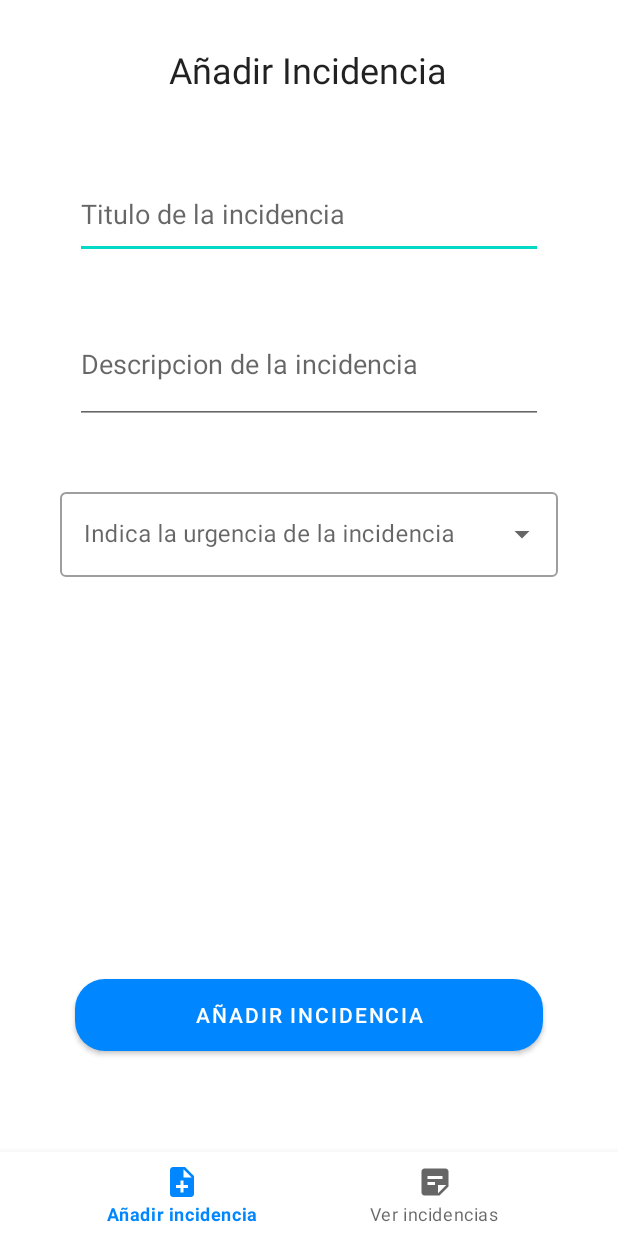
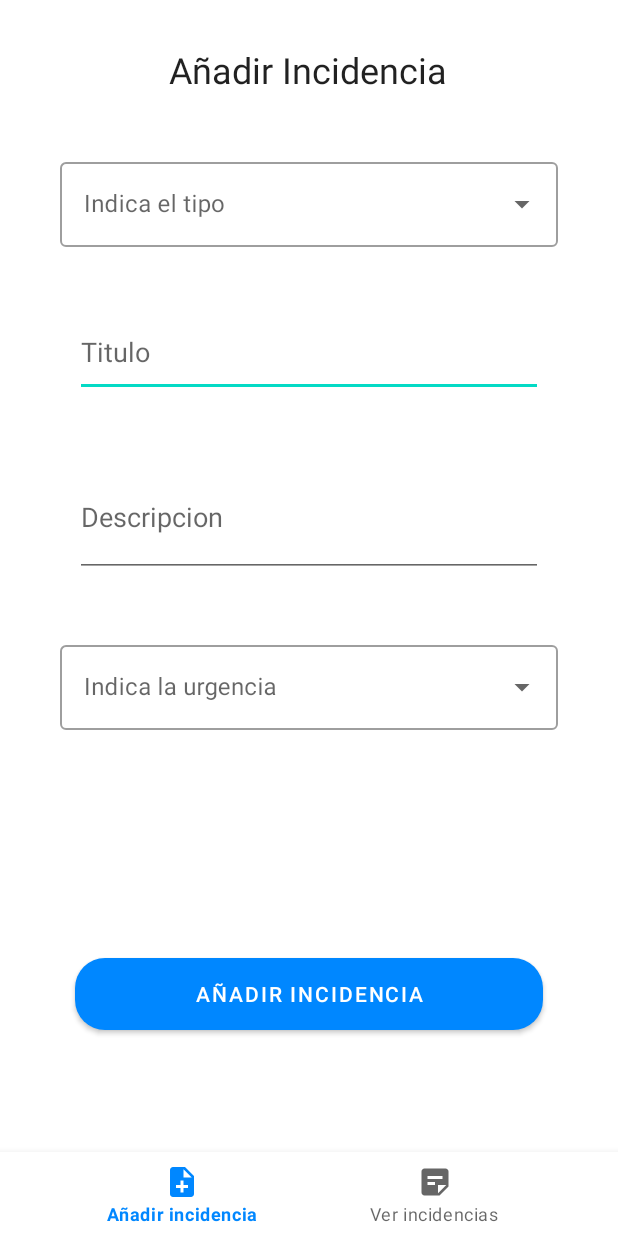
Before and after one commit to Jossan23/Glpi, an Android app: the AddIncidenciaFragment screen opened directly, with no data from a screen before it, on a phone screen of 412 x 824 dp. Run offline under Robolectric (Android 15) with nearby library versions, the phone set to English and light mode, and no system bars.

Commit message:
Nuevos cambios añadiendo foto y agregando el tipo de incidencia

```diff
--- a/app/src/main/java/com/example/glpi/adapters/ListViewAdapter.java
+++ b/app/src/main/java/com/example/glpi/adapters/ListViewAdapter.java
@@ -67,6 +67,8 @@ public class ListViewAdapter extends RecyclerView.Adapter<ListViewAdapter.ViewHo
 
         holder.textViewIncidenciaName.setText(ticketList.get(position).getName());
         holder.textViewIncidenciaContent.setText(ticketList.get(position).getContent());
+
+
         //holder.textViewState.setText(String.valueOf(ticketList.get(position).getStatus()));
 
         stateNumber = ticketList.get(position).getStatus();
--- a/app/src/main/java/com/example/glpi/api/get/Ticket.java
+++ b/app/src/main/java/com/example/glpi/api/get/Ticket.java
@@ -25,11 +25,16 @@ public class Ticket implements Serializable {
     @Expose
     public String userCreatorTicker;
 
+    @SerializedName("type")
+    public int type;
+
+
     public Ticket(int id, int urgency, int status) {
         this.id = id;
         this.urgency = urgency;
         this.status = status;
     }
+
 
     @Override
     public String toString() {
@@ -59,11 +64,12 @@ public class Ticket implements Serializable {
         this.id = id;
     }
 
-    public Ticket(String name, String content, int status, int urgency) {
+    public Ticket(String name, String content, int status, int urgency, int type) {
         this.name = name;
         this.content = content;
         this.status = status;
         this.urgency = urgency;
+        this.type = type;
     }
 
     public String getName() {
@@ -84,4 +90,8 @@ public class Ticket implements Serializable {
     public int getUrgency() {
         return urgency;
     }
+
+    public int getType() {
+        return type;
+    }
 }
--- a/app/src/main/java/com/example/glpi/fragments/AddIncidenciaFragment.java
+++ b/app/src/main/java/com/example/glpi/fragments/AddIncidenciaFragment.java
@@ -44,7 +44,14 @@ public class AddIncidenciaFragment extends Fragment {
     Button buttonAddIncidencia;
     private EditText editTextTituloIncidencia, editTextDescripcionIncidencia;
     int urgencia;
+    int tipo;
     Context context;
+
+    String[] type ={"Incidencia", "Solicitud"};
+
+    AutoCompleteTextView autoCompleteTextViewType;
+    ArrayAdapter<String> adapterType;
+
 
     public AddIncidenciaFragment() {
         // Requiere un constructor vacío
@@ -80,6 +87,13 @@ public class AddIncidenciaFragment extends Fragment {
         adapterUrgency = new ArrayAdapter<String>(context, R.layout.urgency_layout, urgency);
         autoCompleteTextViewUrgency.setAdapter(adapterUrgency);
 
+        autoCompleteTextViewType = view.findViewById(R.id.autoCompleteType);
+        adapterType = new ArrayAdapter<String>(context, R.layout.urgency_layout, type);
+        autoCompleteTextViewType.setAdapter(adapterType);
+
+
+
+
         autoCompleteTextViewUrgency.setOnItemClickListener(new AdapterView.OnItemClickListener() {
             @Override
             public void onItemClick(AdapterView<?> adapterView, View view, int position, long l) {
@@ -87,6 +101,15 @@ public class AddIncidenciaFragment extends Fragment {
                 System.out.println(urgencia);
             }
         });
+
+        autoCompleteTextViewType.setOnItemClickListener(new AdapterView.OnItemClickListener() {
+            @Override
+            public void onItemClick(AdapterView<?> adapterView, View view, int position, long l) {
+                tipo = position +1;
+                System.out.println(tipo);
+            }
+        });
+
 
         buttonAddIncidencia.setOnClickListener(new View.OnClickListener() {
             @Override
@@ -113,7 +136,7 @@ public class AddIncidenciaFragment extends Fragment {
     public void setTicket(){
 
 
-        Ticket ticket = new Ticket(editTextTituloIncidencia.getText().toString(),editTextDescripcionIncidencia.getText().toString(),1,urgencia);
+        Ticket ticket = new Ticket(editTextTituloIncidencia.getText().toString(),editTextDescripcionIncidencia.getText().toString(),1,urgencia, tipo);
         List<Ticket> ticketList= new ArrayList<Ticket>();
         ticketList.add(ticket);
         TicketList ticketListClass = new TicketList(ticketList);
--- a/app/src/main/res/layout/fragment_add_incidencia.xml
+++ b/app/src/main/res/layout/fragment_add_incidencia.xml
@@ -20,36 +20,38 @@
         app:layout_constraintStart_toStartOf="parent"
         app:layout_constraintTop_toTopOf="parent" />
 
+
     <EditText
         android:id="@+id/editTextTituloIncidencia"
         android:layout_width="match_parent"
         android:layout_height="60dp"
         android:layout_marginStart="50dp"
-        android:layout_marginTop="50dp"
+        android:layout_marginTop="40dp"
         android:layout_marginEnd="50dp"
         android:ems="10"
+        android:hint="Titulo"
+        android:maxLength="55"
         android:scrollbars="vertical"
-        android:maxLength="55"
-        android:hint="Titulo de la incidencia"
         app:layout_constraintEnd_toEndOf="parent"
+        app:layout_constraintHorizontal_bias="1.0"
         app:layout_constraintStart_toStartOf="parent"
-        app:layout_constraintTop_toBottomOf="@+id/textView2" />
+        app:layout_constraintTop_toBottomOf="@+id/textInputLayoutType" />
 
     <EditText
         android:id="@+id/editTextDescripcionIncidencia"
         android:layout_width="match_parent"
         android:layout_height="80dp"
         android:layout_marginStart="50dp"
+        android:layout_marginTop="40dp"
+        android:layout_marginEnd="50dp"
+        android:ems="10"
+        android:hint="Descripcion"
         android:maxLength="150"
         android:scrollbars="vertical"
-        android:layout_marginTop="30dp"
-        android:layout_marginEnd="50dp"
-        android:ems="10"
-        android:hint="Descripcion de la incidencia"
         app:layout_constraintEnd_toEndOf="parent"
+        app:layout_constraintHorizontal_bias="0.0"
         app:layout_constraintStart_toStartOf="parent"
         app:layout_constraintTop_toBottomOf="@+id/editTextTituloIncidencia" />
-
 
     <com.google.android.material.textfield.TextInputLayout
         android:id="@+id/textInputLayoutUrgency"
@@ -59,7 +61,7 @@
         android:layout_margin="40dp"
         android:layout_marginStart="40dp"
         android:layout_marginEnd="40dp"
-        android:hint="Indica la urgencia de la incidencia"
+        android:hint="Indica la urgencia"
         app:layout_constraintEnd_toEndOf="parent"
         app:layout_constraintStart_toStartOf="parent"
         app:layout_constraintTop_toBottomOf="@+id/editTextDescripcionIncidencia">
@@ -69,9 +71,32 @@
             android:id="@+id/autoCompleteUrgency"
             android:layout_width="match_parent"
             android:layout_height="wrap_content"
+            android:layout_weight="0"
             android:inputType="none">
 
         </AutoCompleteTextView>
+
+    </com.google.android.material.textfield.TextInputLayout>
+
+
+    <com.google.android.material.textfield.TextInputLayout
+        android:id="@+id/textInputLayoutType"
+        style="@style/Widget.MaterialComponents.TextInputLayout.OutlinedBox.ExposedDropdownMenu"
+        android:layout_width="match_parent"
+        android:layout_height="wrap_content"
+        android:layout_margin="40dp"
+        android:hint="Indica el tipo"
+        app:layout_constraintEnd_toEndOf="parent"
+        app:layout_constraintStart_toStartOf="parent"
+        app:layout_constraintTop_toBottomOf="@+id/textView2">
+
+        <AutoCompleteTextView
+
+            android:id="@+id/autoCompleteType"
+            android:layout_width="match_parent"
+            android:layout_height="wrap_content"
+            android:inputType="none" />
+
 
     </com.google.android.material.textfield.TextInputLayout>
 
@@ -80,8 +105,9 @@
         android:layout_width="match_parent"
         android:layout_height="wrap_content"
         android:layout_marginStart="50dp"
-        android:layout_marginTop="200dp"
+        android:layout_marginTop="120dp"
         android:layout_marginEnd="50dp"
+        android:layout_marginBottom="50dp"
         android:background="@drawable/boton_redondeado_login"
         android:text="Añadir incidencia"
         app:layout_constraintBottom_toBottomOf="parent"
```
Also changed, not shown: app/src/main/java/com/example/glpi/fragments/DetailViewFragment.java (+0 -7 lines).
